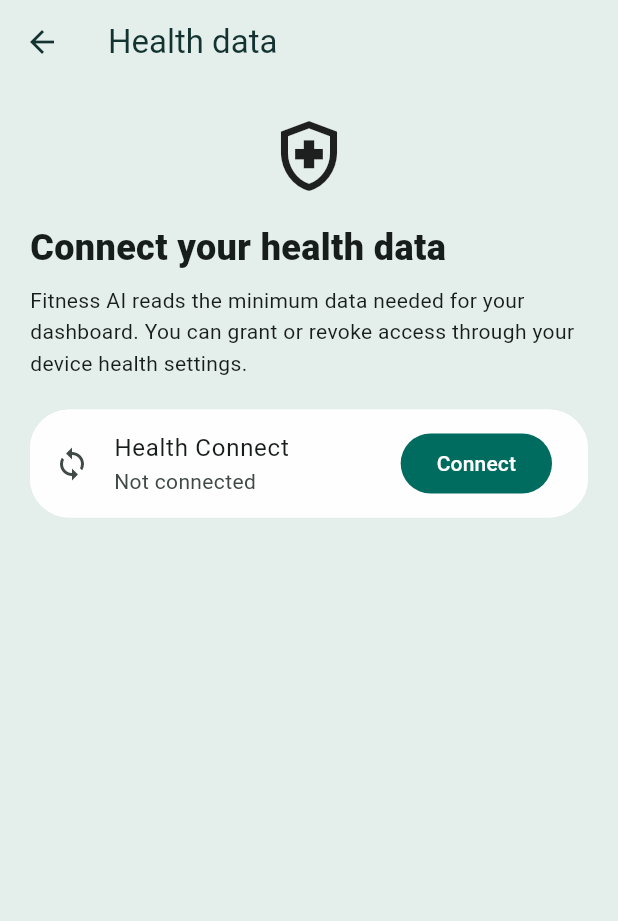
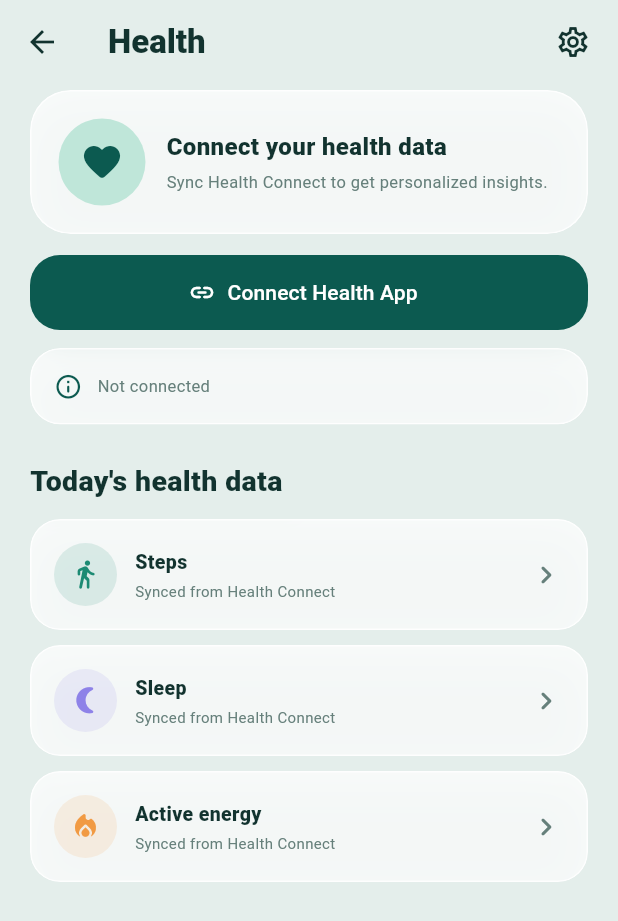
Before and after one commit to sandipp00/fitness-ai-platform, a Flutter app: the HealthScreen screen opened directly, on a phone screen of 412 x 824 dp. Shown: the top 921 px of the screen. Run offline on Flutter 3.47's test engine with Material 3 defaults, Android fonts, the phone set to English and light mode, and no system bars; our stand-ins replace shared_preferences; missing offline and left inert: health, workmanager; accounts and stored records are empty.

Commit message:
Redesign health screen

```diff
--- a/mobile/lib/screens/health_screen.dart
+++ b/mobile/lib/screens/health_screen.dart
@@ -1,9 +1,10 @@
 import 'package:flutter/material.dart';
 import '../services/health_sync_service.dart';
+import '../theme/app_colors.dart';
+import '../widgets/glass_card.dart';
 
 class HealthScreen extends StatefulWidget {
   const HealthScreen({super.key});
-
   @override
   State<HealthScreen> createState() => _HealthScreenState();
 }
@@ -14,7 +15,10 @@
   String message = 'Not connected';
 
   Future<void> connect() async {
-    setState(() { busy = true; message = 'Requesting health permissions…'; });
+    setState(() {
+      busy = true;
+      message = 'Requesting health permissions…';
+    });
     try {
       final ok = await sync.connectAndSync();
       if (!mounted) return;
@@ -32,34 +36,156 @@
   @override
   Widget build(BuildContext context) {
     return Scaffold(
-      appBar: AppBar(title: const Text('Health data')),
+      backgroundColor: AppColors.background,
+      appBar: AppBar(
+        title: const Text(
+          'Health',
+          style: TextStyle(color: AppColors.text, fontSize: 22, fontWeight: FontWeight.w800),
+        ),
+        actions: const [
+          Icon(Icons.settings_outlined),
+          SizedBox(width: 18),
+        ],
+      ),
       body: ListView(
-        padding: const EdgeInsets.all(20),
+        padding: const EdgeInsets.fromLTRB(20, 4, 20, 110),
         children: [
-          const Icon(Icons.health_and_safety_outlined, size: 56),
-          const SizedBox(height: 16),
-          const Text('Connect your health data',
-              style: TextStyle(fontSize: 24, fontWeight: FontWeight.w800)),
-          const SizedBox(height: 8),
-          const Text(
-            'Fitness AI reads the minimum data needed for your dashboard. '
-            'You can grant or revoke access through your device health settings.',
-            style: TextStyle(height: 1.5),
+          GlassCard(
+            padding: const EdgeInsets.all(18),
+            radius: 27,
+            child: Row(
+              children: [
+                Container(
+                  width: 58,
+                  height: 58,
+                  decoration: const BoxDecoration(color: AppColors.mint, shape: BoxShape.circle),
+                  child: const Icon(Icons.favorite_rounded, color: AppColors.primary, size: 29),
+                ),
+                const SizedBox(width: 14),
+                const Expanded(
+                  child: Column(
+                    crossAxisAlignment: CrossAxisAlignment.start,
+                    children: [
+                      Text(
+                        'Connect your health data',
+                        style: TextStyle(color: AppColors.text, fontSize: 16, fontWeight: FontWeight.w900),
+                      ),
+                      SizedBox(height: 5),
+                      Text(
+                        'Sync Health Connect to get personalized insights.',
+                        style: TextStyle(color: AppColors.mutedText, fontSize: 11, height: 1.35),
+                      ),
+                    ],
+                  ),
+                ),
+              ],
+            ),
           ),
-          const SizedBox(height: 20),
-          Card(
-            child: ListTile(
-              leading: const Icon(Icons.sync),
-              title: const Text('Health Connect'),
-              subtitle: Text(message),
-              trailing: FilledButton(
-                onPressed: busy ? null : connect,
-                child: Text(busy ? '…' : 'Connect'),
+          const SizedBox(height: 14),
+          SizedBox(
+            width: double.infinity,
+            child: FilledButton.icon(
+              onPressed: busy ? null : connect,
+              icon: Icon(busy ? Icons.sync : Icons.link_rounded),
+              label: Text(busy ? 'Syncing…' : 'Connect Health App'),
+              style: FilledButton.styleFrom(
+                backgroundColor: AppColors.primary,
+                foregroundColor: Colors.white,
+                minimumSize: const Size.fromHeight(50),
+                shape: RoundedRectangleBorder(borderRadius: BorderRadius.circular(20)),
               ),
             ),
+          ),
+          const SizedBox(height: 12),
+          GlassCard(
+            padding: const EdgeInsets.all(15),
+            radius: 20,
+            child: Row(
+              children: [
+                const Icon(Icons.info_outline_rounded, color: AppColors.primary, size: 19),
+                const SizedBox(width: 10),
+                Expanded(
+                  child: Text(
+                    message,
+                    style: const TextStyle(color: AppColors.mutedText, fontSize: 11, height: 1.35),
+                  ),
+                ),
+              ],
+            ),
+          ),
+          const SizedBox(height: 24),
+          const Text(
+            "Today's health data",
+            style: TextStyle(color: AppColors.text, fontSize: 19, fontWeight: FontWeight.w800),
+          ),
+          const SizedBox(height: 12),
+          const _HealthRow(
+            icon: Icons.directions_walk_rounded,
+            title: 'Steps',
+            subtitle: 'Synced from Health Connect',
+            accent: AppColors.success,
+          ),
+          const _HealthRow(
+            icon: Icons.nightlight_round,
+            title: 'Sleep',
+            subtitle: 'Synced from Health Connect',
+            accent: AppColors.purple,
+          ),
+          const _HealthRow(
+            icon: Icons.local_fire_department_rounded,
+            title: 'Active energy',
+            subtitle: 'Synced from Health Connect',
+            accent: AppColors.orange,
           ),
         ],
       ),
     );
   }
 }
+
+class _HealthRow extends StatelessWidget {
+  final IconData icon;
+  final String title;
+  final String subtitle;
+  final Color accent;
+
+  const _HealthRow({
+    required this.icon,
+    required this.title,
+    required this.subtitle,
+    required this.accent,
+  });
+
+  @override
+  Widget build(BuildContext context) {
+    return Padding(
+      padding: const EdgeInsets.only(bottom: 10),
+      child: GlassCard(
+        padding: const EdgeInsets.all(15),
+        radius: 20,
+        child: Row(
+          children: [
+            Container(
+              width: 42,
+              height: 42,
+              decoration: BoxDecoration(color: accent.withOpacity(.13), shape: BoxShape.circle),
+              child: Icon(icon, color: accent, size: 21),
+            ),
+            const SizedBox(width: 12),
+            Expanded(
+              child: Column(
+                crossAxisAlignment: CrossAxisAlignment.start,
+                children: [
+                  Text(title, style: const TextStyle(color: AppColors.text, fontSize: 13, fontWeight: FontWeight.w800)),
+                  const SizedBox(height: 3),
+                  Text(subtitle, style: const TextStyle(color: AppColors.mutedText, fontSize: 10)),
+                ],
+              ),
+            ),
+            const Icon(Icons.chevron_right_rounded, color: AppColors.mutedText),
+          ],
+        ),
+      ),
+    );
+  }
+}
```
